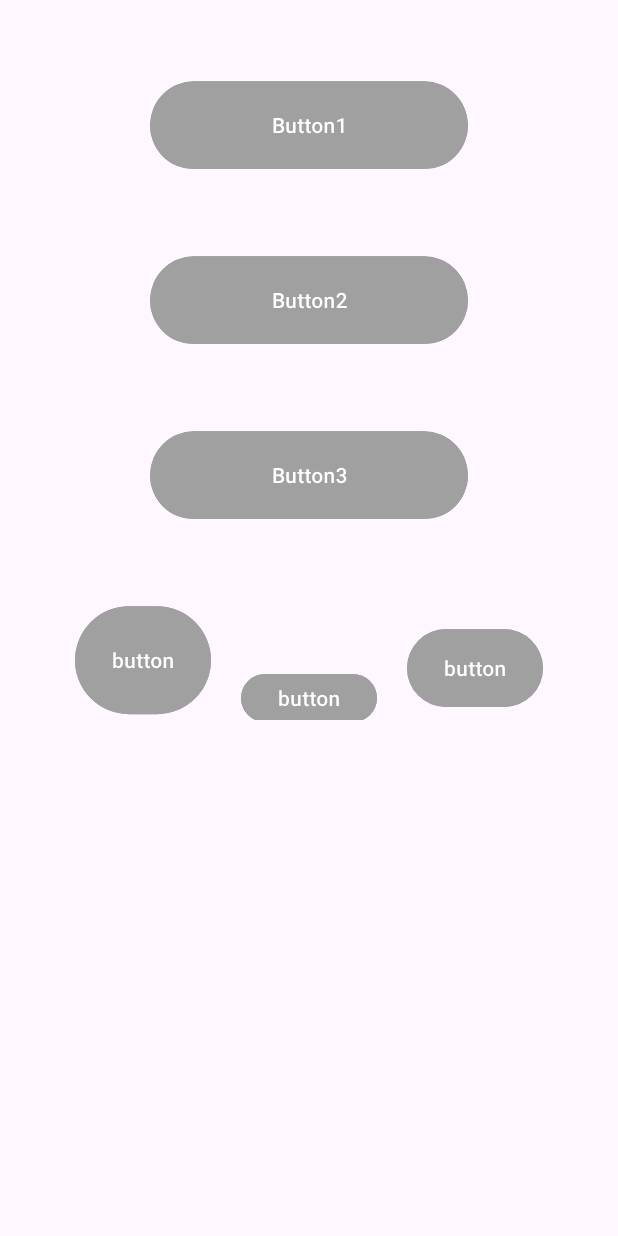
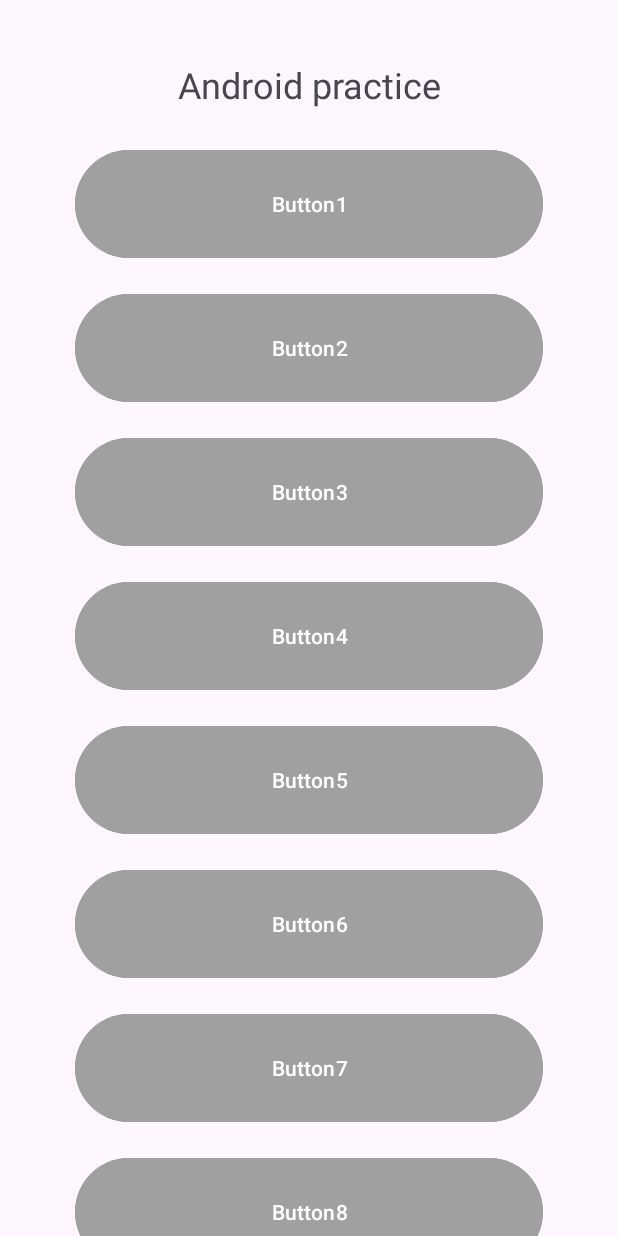
Before and after one commit to JiangWendyyy/hello_android_compose, an Android app: the screen it shows after launch (MainActivity), on a phone screen of 412 x 824 dp. Run offline under Robolectric (Android 15) with nearby library versions, the phone set to English and light mode, and no system bars.

Commit message:
add screen shots and frame layout

```diff
--- a/app/src/main/res/layout/activity_main.xml
+++ b/app/src/main/res/layout/activity_main.xml
@@ -6,92 +6,115 @@
     android:layout_width="match_parent"
     android:layout_height="match_parent"
     tools:context=".MainActivity">
-    <LinearLayout
+    <FrameLayout
+        android:layout_width="match_parent"
+        android:layout_height="match_parent">
+        <TextView
+            android:id="@+id/textViewTitle"
+            android:layout_width="match_parent"
+            android:layout_height="wrap_content"
+            android:layout_marginTop="40dp"
+            android:gravity="center"
+            android:text="@string/title"
+            android:textSize="24sp"/>
+        <ScrollView
             android:layout_width="match_parent"
             android:layout_height="match_parent"
-        android:orientation="vertical">
-
-        <LinearLayout android:layout_height="350dp"
-            android:layout_width="match_parent"
-            android:orientation="vertical">
-            <Button
-                android:id="@+id/button1"
-                android:layout_width="match_parent"
-                android:layout_height="10dp"
-                android:layout_marginLeft="100dp"
-                android:layout_marginTop="50dp"
-                android:layout_marginRight="100dp"
-                android:layout_weight="1"
-                android:rotationX="2"
-                android:text="@string/button1"
-                android:backgroundTint="@color/gray"/>
-
-            <Button
-                android:id="@+id/button2"
-                android:layout_width="match_parent"
-                android:layout_height="10dp"
-                android:layout_marginLeft="100dp"
-                android:layout_marginTop="50dp"
-                android:layout_marginRight="100dp"
-                android:layout_weight="1"
-                android:rotationX="2"
-                android:text="@string/button2"
-                android:backgroundTint="@color/gray"/>
-            <Button
-                android:id="@+id/button3"
-                android:layout_width="match_parent"
-                android:layout_height="10dp"
-                android:layout_marginLeft="100dp"
-                android:layout_marginTop="50dp"
-                android:layout_marginRight="100dp"
-                android:layout_weight="1"
-                android:rotationX="2"
-                android:text="@string/button3"
-                android:backgroundTint="@color/gray"/>
-        </LinearLayout>
+            android:layout_marginTop="80dp"
+            android:fillViewport="true">
 
             <LinearLayout
                 android:layout_width="match_parent"
                 android:layout_height="wrap_content"
-            android:orientation="horizontal"
-            android:layout_gravity="bottom"
-            android:layout_marginTop="50dp"
-            android:backgroundTint="@color/gray">
+                android:orientation="vertical">
+
+                <!-- 第一个 Button -->
+                <Button
+                    android:layout_width="match_parent"
+                    android:layout_height="80dp"
+                    android:layout_marginTop="16dp"
+                    android:layout_marginStart="50dp"
+                    android:layout_marginEnd="50dp"
+                    android:backgroundTint="@color/gray"
+                    android:text="@string/button1" />
 
                 <Button
-                android:id="@+id/button4"
-                android:layout_width="wrap_content"
+                    android:layout_width="match_parent"
                     android:layout_height="80dp"
+                    android:layout_marginTop="16dp"
                     android:layout_marginStart="50dp"
-                android:layout_weight="1"
-                android:rotationX="2"
-                android:text="button"
-                android:backgroundTint="@color/gray"/>
-
+                    android:layout_marginEnd="50dp"
+                    android:backgroundTint="@color/gray"
+                    android:text="@string/button2" />
                 <Button
-                android:id="@+id/button5"
-                android:layout_width="wrap_content"
-                android:layout_height="40dp"
-                android:layout_marginTop="25dp"
-                android:layout_marginLeft="20dp"
-                android:layout_marginRight="20dp"
-                android:layout_weight="1"
-                android:rotationX="2"
-                android:text="button"
-                android:backgroundTint="@color/gray"/>
-
+                    android:layout_width="match_parent"
+                    android:layout_height="80dp"
+                    android:layout_marginTop="16dp"
+                    android:layout_marginStart="50dp"
+                    android:backgroundTint="@color/gray"
+                    android:layout_marginEnd="50dp"
+                    android:text="@string/button3" />
                 <Button
-                android:id="@+id/button6"
-                android:layout_width="wrap_content"
-                android:layout_height="60dp"
-                android:layout_marginTop="5dp"
+                    android:layout_width="match_parent"
+                    android:layout_height="80dp"
+                    android:layout_marginTop="16dp"
+                    android:layout_marginStart="50dp"
                     android:layout_marginEnd="50dp"
-                android:layout_weight="1"
-                android:rotationX="2"
-                android:text="button"
-                android:backgroundTint="@color/gray"/>
-        </LinearLayout>
+                    android:backgroundTint="@color/gray"
+                    android:text="@string/button4" />
+                <Button
+                    android:layout_width="match_parent"
+                    android:layout_height="80dp"
+                    android:layout_marginTop="16dp"
+                    android:layout_marginStart="50dp"
+                    android:layout_marginEnd="50dp"
+                    android:backgroundTint="@color/gray"
+                    android:text="@string/button5" />
+                <Button
+                    android:layout_width="match_parent"
+                    android:layout_height="80dp"
+                    android:layout_marginTop="16dp"
+                    android:layout_marginStart="50dp"
+                    android:layout_marginEnd="50dp"
+                    android:backgroundTint="@color/gray"
+                    android:text="@string/button6" />
+                <Button
+                    android:layout_width="match_parent"
+                    android:layout_height="80dp"
+                    android:layout_marginTop="16dp"
+                    android:layout_marginStart="50dp"
+                    android:layout_marginEnd="50dp"
+                    android:backgroundTint="@color/gray"
+                    android:text="@string/button7" />
+                <Button
+                    android:layout_width="match_parent"
+                    android:layout_height="80dp"
+                    android:layout_marginTop="16dp"
+                    android:layout_marginStart="50dp"
+                    android:layout_marginEnd="50dp"
+                    android:backgroundTint="@color/gray"
+                    android:text="@string/button8" />
+                <Button
+                    android:layout_width="match_parent"
+                    android:layout_height="80dp"
+                    android:layout_marginTop="16dp"
+                    android:layout_marginStart="50dp"
+                    android:layout_marginEnd="50dp"
+                    android:backgroundTint="@color/gray"
+                    android:text="@string/button9" />
+                <Button
+                    android:layout_width="match_parent"
+                    android:layout_height="80dp"
+                    android:layout_marginTop="16dp"
+                    android:layout_marginStart="50dp"
+                    android:layout_marginEnd="50dp"
+                    android:backgroundTint="@color/gray"
+                    android:text="@string/button10" />
 
             </LinearLayout>
 
+        </ScrollView>
+
+    </FrameLayout>
+
 </androidx.constraintlayout.widget.ConstraintLayout>
--- a/app/src/main/res/values/strings.xml
+++ b/app/src/main/res/values/strings.xml
@@ -3,4 +3,16 @@
     <string name="button3">Button3</string>
     <string name="button2">Button2</string>
     <string name="button1">Button1</string>
+    <string name="button4">Button4</string>
+    <string name="button5">Button5</string>
+    <string name="button6">Button6</string>
+    <string name="button7">Button7</string>
+    <string name="button8">Button8</string>
+    <string name="button9">Button9</string>
+    <string name="button10">Button10</string>
+    <string name="title">Android practice</string>
+
+
+
+
 </resources>
```
Also changed, not shown: 3 other files. Lines whose indentation alone changed are shown as unchanged.
